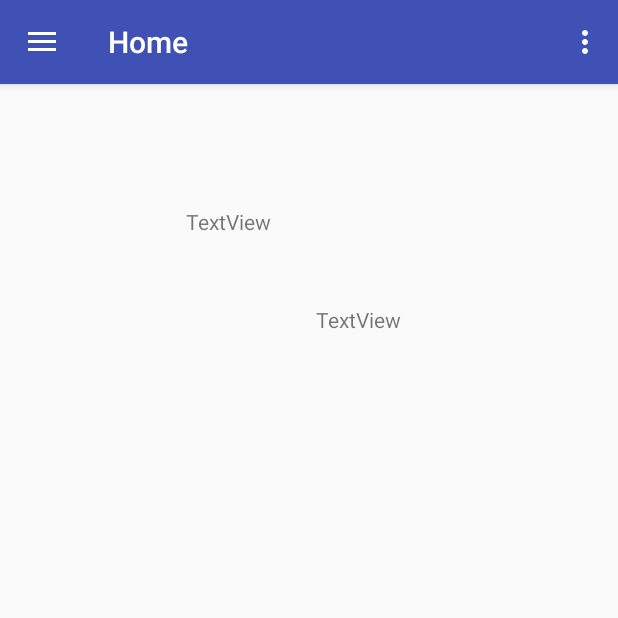
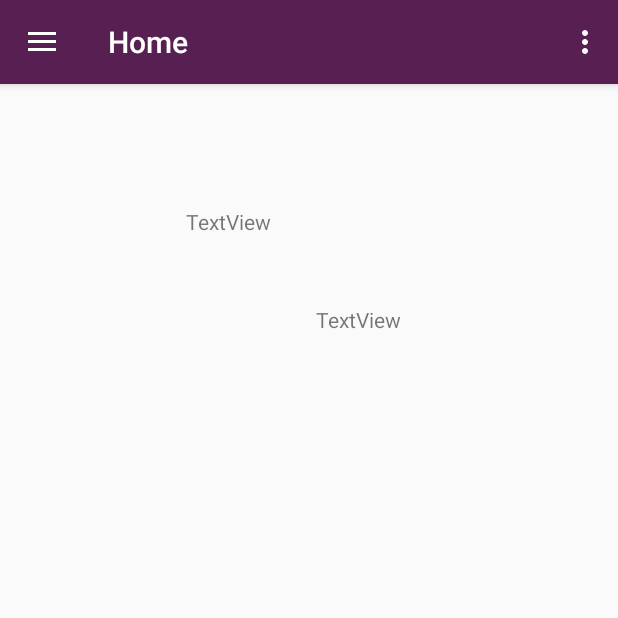
Before and after one commit to MeguminIndex/GuildWars2-Buddy, an Android app: the screen it shows after launch (MainActivity), after a tap on "Home", on a phone screen of 412 x 824 dp, the top half of it. Run offline under Robolectric (Android 15) with nearby library versions, the phone set to English and light mode, and no system bars; 1 other tap on this screen came first.

Commit message:
Reduce res
Images still too high res at about 1kx8 makes laggy drop to aroun d 500x

```diff
--- a/GuildWars2Buddy/app/src/main/res/layout/app_bar_main.xml
+++ b/GuildWars2Buddy/app/src/main/res/layout/app_bar_main.xml
@@ -15,7 +15,7 @@
             android:id="@+id/toolbar"
             android:layout_width="match_parent"
             android:layout_height="?attr/actionBarSize"
-            android:background="?attr/colorPrimary"
+            android:background="@color/mainBar"
             app:popupTheme="@style/AppTheme.PopupOverlay" />
 
 
--- a/GuildWars2Buddy/app/src/main/res/layout/nav_header_main.xml
+++ b/GuildWars2Buddy/app/src/main/res/layout/nav_header_main.xml
@@ -3,7 +3,7 @@
     xmlns:app="http://schemas.android.com/apk/res-auto"
     android:layout_width="match_parent"
     android:layout_height="@dimen/nav_header_height"
-    android:background="@drawable/side_nav_bar"
+    android:background="@drawable/texture_crystal2_s"
     android:gravity="bottom"
     android:orientation="vertical"
     android:paddingBottom="@dimen/activity_vertical_margin"
@@ -23,13 +23,13 @@
         android:layout_width="match_parent"
         android:layout_height="wrap_content"
         android:paddingTop="@dimen/nav_header_vertical_spacing"
-        android:text="Android Studio"
+        android:text="@string/username"
         android:textAppearance="@style/TextAppearance.AppCompat.Body1" />
 
     <TextView
         android:id="@+id/textView"
         android:layout_width="wrap_content"
         android:layout_height="wrap_content"
-        android:text="android.studio@android.com" />
+        android:text=" " />
 
 </LinearLayout>
--- a/GuildWars2Buddy/app/src/main/res/values/colors.xml
+++ b/GuildWars2Buddy/app/src/main/res/values/colors.xml
@@ -3,4 +3,5 @@
     <color name="colorPrimary">#3F51B5</color>
     <color name="colorPrimaryDark">#303F9F</color>
     <color name="colorAccent">#FF4081</color>
+    <color name="mainBar">#581F52</color>
 </resources>
--- a/GuildWars2Buddy/app/src/main/res/values/strings.xml
+++ b/GuildWars2Buddy/app/src/main/res/values/strings.xml
@@ -10,6 +10,10 @@
     <string name="hello_blank_fragment">Hello blank fragment</string>
 
 
+    <!-- Navigation Drawer -->
+    <string name="username">Username#7623</string>
+
+
     <!-- Settings Fragment Strings -->
     <string name="apikey">Api-Key Here</string>
     <string name="update_api_Btn">Save key</string>
```
